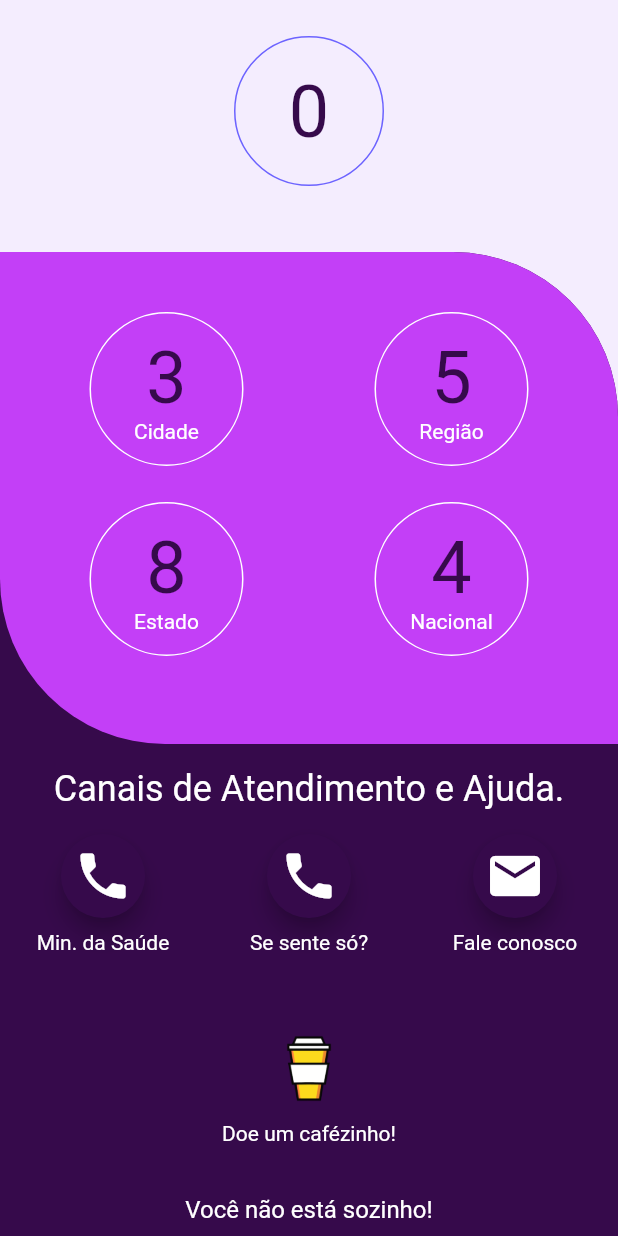
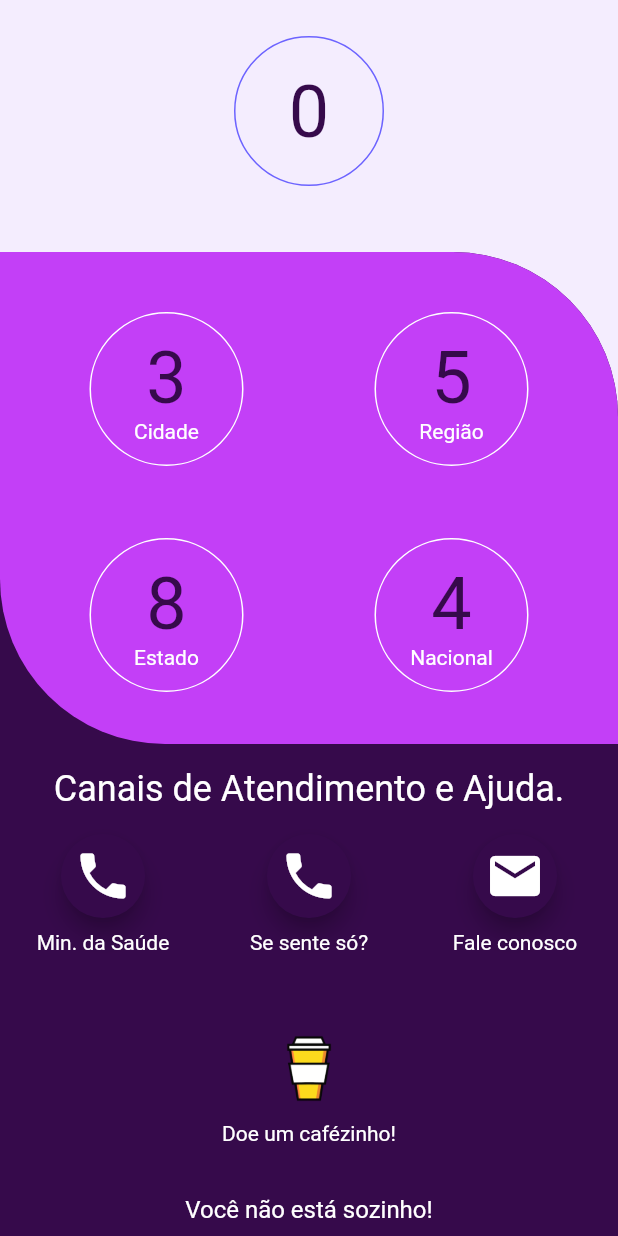
Before and after one commit to kauemurakami/profectus, a Flutter app: the HomePage screen opened directly with empty values, on a phone screen of 412 x 824 dp. Run offline on Flutter 3.47's test engine with Material 2 defaults, Android fonts, the phone set to English and light mode, and no system bars; drawn by our look-alikes of loader_overlay; our stand-ins replace cloud_firestore, firebase_auth, flip_card, flutter_spinkit, get, liquid_swipe; accounts and stored records are empty.

Commit message:
finalizando home

```diff
--- a/lib/app/modules/home/home_page.dart
+++ b/lib/app/modules/home/home_page.dart
@@ -61,7 +61,7 @@ class HomePage extends GetView<HomeController> {
                       child: GridView.count(
                         physics: const NeverScrollableScrollPhysics(),
                         childAspectRatio: 3 / 2,
-                        crossAxisCount: 2,
+                        crossAxisCount: 2,mainAxisSpacing: 24.0,
                         children: [
                           CustomItemGrid(
                             message: 'Cidade',
```
